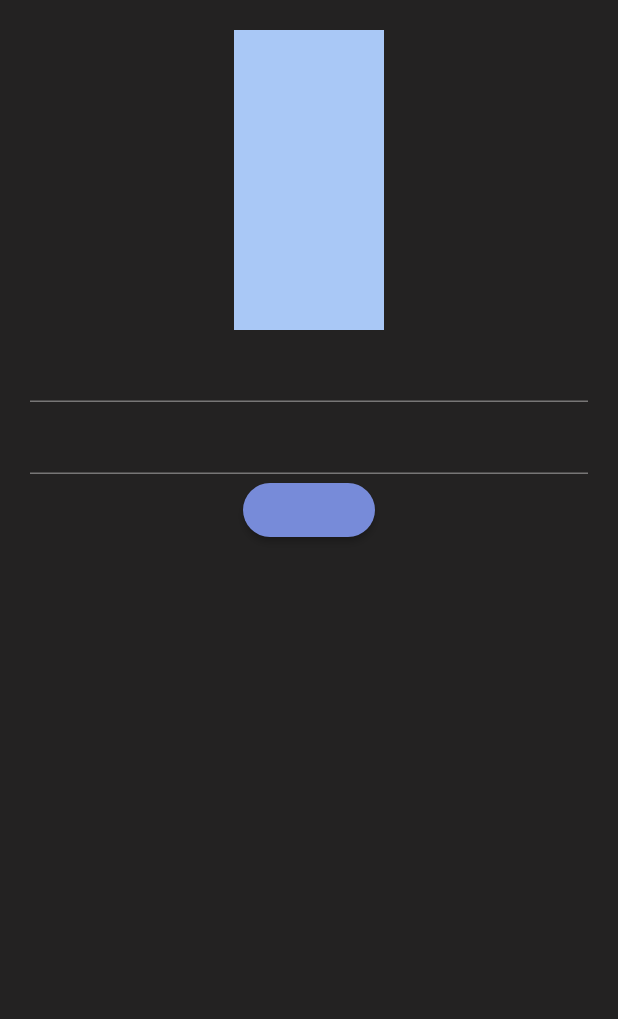
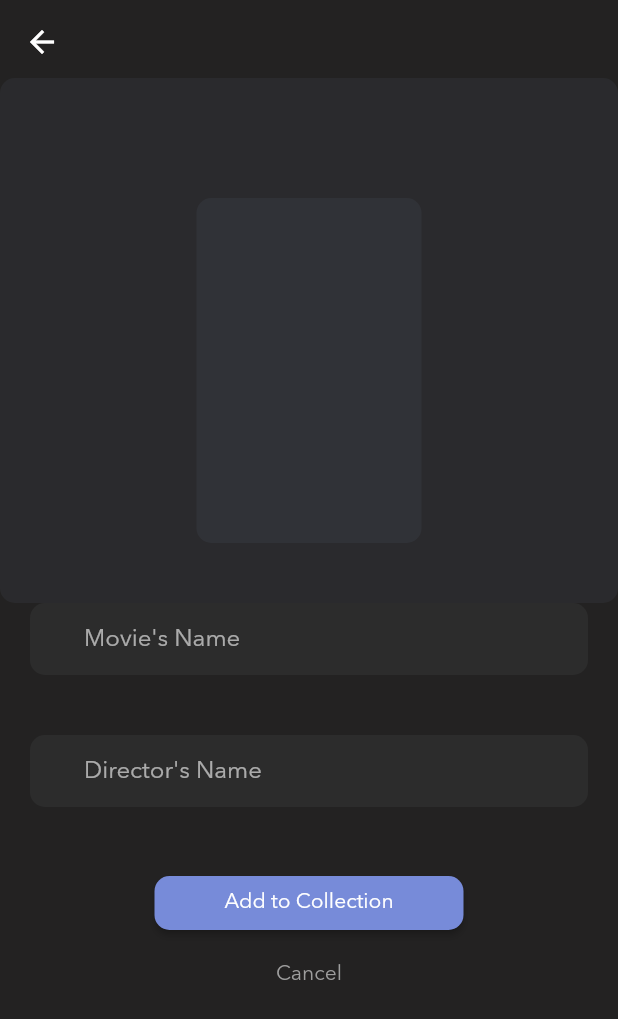
Before and after one commit to DhruvamSharma/CinemaDB, a Flutter app: the MovieCreationRoute screen opened by its route, on a phone screen of 412 x 824 dp. Shown: the top 1019 px of the screen. Run offline on Flutter 3.47's test engine with Material 2 defaults, Android fonts, the phone set to English and light mode, and no system bars; our stand-ins replace bloc, cached_network_image, dartz, equatable, firebase_auth, flutter_bloc and 6 more; accounts and stored records are empty.

Commit message:
movie addition page created

```diff
--- a/lib/core/common_constants.dart
+++ b/lib/core/common_constants.dart
@@ -5,6 +5,12 @@ class CommonConstants {
 
   // data strings
   static const String homeTitle = 'Explore';
+  static const String homeSubtitle = "Let's find what you're looking for";
+  static const String searchTitle = 'Search';
+  static const String movieNameLabel = "Movie's Name";
+  static const String directorNameLabel = "Director's Name";
+  static const String registerMovieTitle = 'Add to Collection';
+  static const String cancelTitle = 'Cancel';
 
   // dimensions
   static const double cardRadius = 10.0;
--- a/lib/core/common_ui/common_textfield.dart
+++ b/lib/core/common_ui/common_textfield.dart
@@ -3,8 +3,15 @@ import 'package:cinema_db/core/custom_colors.dart';
 import 'package:flutter/material.dart';
 
 class CommonTextField extends StatelessWidget {
-  const CommonTextField({required this.onChanged, Key? key}) : super(key: key);
+  const CommonTextField(
+      {required this.onChanged,
+      this.showIcon = false,
+      this.label = CommonConstants.searchTitle,
+      Key? key})
+      : super(key: key);
   final Function onChanged;
+  final bool showIcon;
+  final String label;
 
   @override
   Widget build(BuildContext context) {
@@ -15,11 +22,12 @@ class CommonTextField extends StatelessWidget {
       ),
       child: Padding(
         padding: const EdgeInsets.only(left: CommonConstants.equalPadding),
-        child: const TextField(
+        child: TextField(
+          onChanged: (_) => onChanged(_),
           decoration: InputDecoration(
             border: InputBorder.none,
-            hintText: 'Search',
-            icon: Icon(Icons.search),
+            hintText: label,
+            icon: showIcon ? const Icon(Icons.search) : const SizedBox(),
           ),
         ),
       ),
--- a/lib/core/custom_colors.dart
+++ b/lib/core/custom_colors.dart
@@ -8,6 +8,7 @@ class CommonColors {
 
   static const Color accentColor = Colors.amber;
   static const Color disabledColor = Colors.grey;
+  static const Color lightColor = Colors.white;
 
   static final Map<int, Color> _color = {
     50: const Color.fromRGBO(136, 14, 79, .1),
--- a/lib/features/cinema/domain/repository/cinema_repository.dart
+++ b/lib/features/cinema/domain/repository/cinema_repository.dart
@@ -6,4 +6,5 @@ import 'package:dartz/dartz.dart';
 abstract class CinemaRepository {
   Future<Either<Failure, BaseEntity<bool>>> registerMovie(
       MovieEntity toRegister);
+  Future<Either<Failure, BaseEntity<bool>>> updateMovie(MovieEntity toRegister);
 }
--- /dev/null
+++ b/lib/features/cinema/domain/use_case/updtate_movie_use_case.dart
@@ -0,0 +1,19 @@
+import 'package:cinema_db/core/base_entity.dart';
+import 'package:cinema_db/core/failures.dart';
+import 'package:cinema_db/core/use_case.dart';
+import 'package:cinema_db/features/cinema/domain/repository/cinema_repository.dart';
+import 'package:cinema_db/features/cinema/domain/use_case/register_movie_use_case.dart';
+import 'package:dartz/dartz.dart';
+
+class RegisterMovieUseCase extends UseCase<BaseEntity<bool>, MovieParams> {
+  final CinemaRepository repository;
+
+  RegisterMovieUseCase({
+    required this.repository,
+  });
+
+  @override
+  Future<Either<Failure, BaseEntity<bool>>> call(params) {
+    return repository.updateMovie(params.movie);
+  }
+}
--- a/lib/features/cinema/presentation/pages/movie_creation_route.dart
+++ b/lib/features/cinema/presentation/pages/movie_creation_route.dart
@@ -1,5 +1,8 @@
 import 'dart:io';
+import 'dart:ui';
 
+import 'package:cinema_db/core/common_constants.dart';
+import 'package:cinema_db/core/common_ui/common_textfield.dart';
 import 'package:cinema_db/core/custom_colors.dart';
 import 'package:cinema_db/core/image_picker_utils.dart';
 import 'package:cinema_db/features/cinema/domain/entity/movie_entity.dart';
@@ -18,48 +21,94 @@ class MovieCreationRoute extends StatelessWidget {
   @override
   Widget build(BuildContext context) {
     return Scaffold(
+      appBar: PreferredSize(
+          child: AppBar(
+            elevation: 0,
+            backgroundColor: Colors.transparent,
+          ),
+          preferredSize: Size(MediaQuery.of(context).size.width, 72)),
       body: Padding(
-        padding: const EdgeInsets.all(20.0),
+        padding: const EdgeInsets.only(
+          top: CommonConstants.equalPadding * 3,
+        ),
+        child: Stack(
+          clipBehavior: Clip.none,
+          children: [
+            Positioned(
+              top: -80,
+              child: buildImageContainer(false, context),
+            ),
+            Padding(
+              padding: const EdgeInsets.only(
+                left: CommonConstants.equalPadding,
+                right: CommonConstants.equalPadding,
+              ),
+              child: SingleChildScrollView(
                 child: Column(
                   children: [
                     GestureDetector(
                       onTap: () async {
                         final picker = sl<ImagePickerUtils>();
-                final posterPath = await picker.selectImageFromGallery();
+                        final posterPath =
+                            await picker.selectImageFromGallery();
                         // print('MovieCreationRoute.build $posterPath');
-                Provider.of<MovieDetailsProvider>(context, listen: false)
+                        Provider.of<MovieDetailsProvider>(context,
+                                listen: false)
                             .assignPoster(posterPath);
                       },
-              child: Container(
-                height: 200,
-                width: 100,
-                color: CommonColors.primaryColorDark,
-                child: Provider.of<MovieDetailsProvider>(context)
-                        .poster
-                        .isNotEmpty
-                    ? Image.file(
-                        File(Provider.of<MovieDetailsProvider>(context).poster))
-                    : const SizedBox(),
+                      child: buildImageContainer(true, context),
                     ),
+                    Padding(
+                      padding: const EdgeInsets.symmetric(
+                        vertical: CommonConstants.equalPadding * 2,
                       ),
-            TextField(
+                      child: CommonTextField(
+                        label: CommonConstants.movieNameLabel,
                         onChanged: (String name) {
-                Provider.of<MovieDetailsProvider>(context, listen: false)
+                          Provider.of<MovieDetailsProvider>(context,
+                                  listen: false)
                               .assignName(name);
                         },
                       ),
-            TextField(
+                    ),
+                    CommonTextField(
+                      label: CommonConstants.directorNameLabel,
                       onChanged: (String director) {
-                Provider.of<MovieDetailsProvider>(context, listen: false)
+                        Provider.of<MovieDetailsProvider>(context,
+                                listen: false)
                             .assignDirector(director);
                       },
                     ),
-            MaterialButton(
+                    Padding(
+                      padding: const EdgeInsets.only(
+                          top: CommonConstants.equalPadding * 2),
+                      child: SizedBox(
+                        width: MediaQuery.of(context).size.width / 2,
+                        child: MaterialButton(
+                          child: const Text(CommonConstants.registerMovieTitle),
                           color: CommonColors.buttonColorDark,
                           onPressed: () {
-                BlocProvider.of<CinemaBloc>(context)
-                    .add(RegisterMovieEvent(movie: createMovie(context)));
+                            BlocProvider.of<CinemaBloc>(context).add(
+                                RegisterMovieEvent(
+                                    movie: createMovie(context)));
                           },
+                        ),
+                      ),
+                    ),
+                    TextButton(
+                      onPressed: () {
+                        Navigator.pop(context);
+                      },
+                      child: Text(
+                        CommonConstants.cancelTitle,
+                        style: Theme.of(context).textTheme.button!.copyWith(
+                              color: CommonColors.disabledColor,
+                            ),
+                      ),
+                    ),
+                  ],
+                ),
+              ),
             ),
           ],
         ),
@@ -82,6 +131,56 @@ class MovieCreationRoute extends StatelessWidget {
       director: state.director,
       isBookmarked: false,
       isDeleted: false,
+    );
+  }
+
+  Widget buildImageContainer(bool isPrimary, BuildContext context) {
+    return Container(
+      height: isPrimary ? 230 : 350,
+      width: isPrimary ? 150 : MediaQuery.of(context).size.width,
+      clipBehavior: Clip.antiAlias,
+      decoration: BoxDecoration(
+        color: Provider.of<MovieDetailsProvider>(context).poster.isEmpty
+            ? CommonColors.primaryColorDark.withOpacity(0.05)
+            : Colors.transparent,
+        borderRadius: BorderRadius.circular(CommonConstants.cardRadius),
+      ),
+      child: Provider.of<MovieDetailsProvider>(context).poster.isNotEmpty
+          ? buildImageWithShade(context, isPrimary)
+          : const SizedBox(),
+    );
+  }
+
+  Widget buildImageWithShade(BuildContext context, bool isPrimary) {
+    final imageWidget = Image.file(
+      File(Provider.of<MovieDetailsProvider>(context).poster),
+      fit: BoxFit.cover,
+    );
+
+    if (isPrimary) {
+      return imageWidget;
+    }
+    return ImageFiltered(
+      imageFilter: ImageFilter.blur(sigmaX: 10, sigmaY: 10),
+      child: ShaderMask(
+        shaderCallback: (rect) {
+          return LinearGradient(
+              begin: Alignment.topCenter,
+              end: Alignment.bottomCenter,
+              colors: [
+                Colors.black,
+                Colors.black.withOpacity(0),
+                Colors.black,
+              ],
+              stops: const [
+                0.1,
+                0.50,
+                0.95,
+              ]).createShader(rect);
+        },
+        blendMode: BlendMode.dstOut,
+        child: imageWidget,
+      ),
     );
   }
 }
```
Also changed, not shown: lib/core/custom_theme.dart (+6 -2 lines), lib/features/cinema/data/data_source/local_data_source.dart (+30 -3 lines), lib/features/cinema/data/repository/cinema_repository_impl.dart (+15 -0 lines), lib/features/cinema/presentation/pages/cinema_listing_route.dart (+17 -2 lines), lib/features/cinema/presentation/widgets/movie_item.dart (+33 -11 lines). Lines whose indentation alone changed are shown as unchanged.
